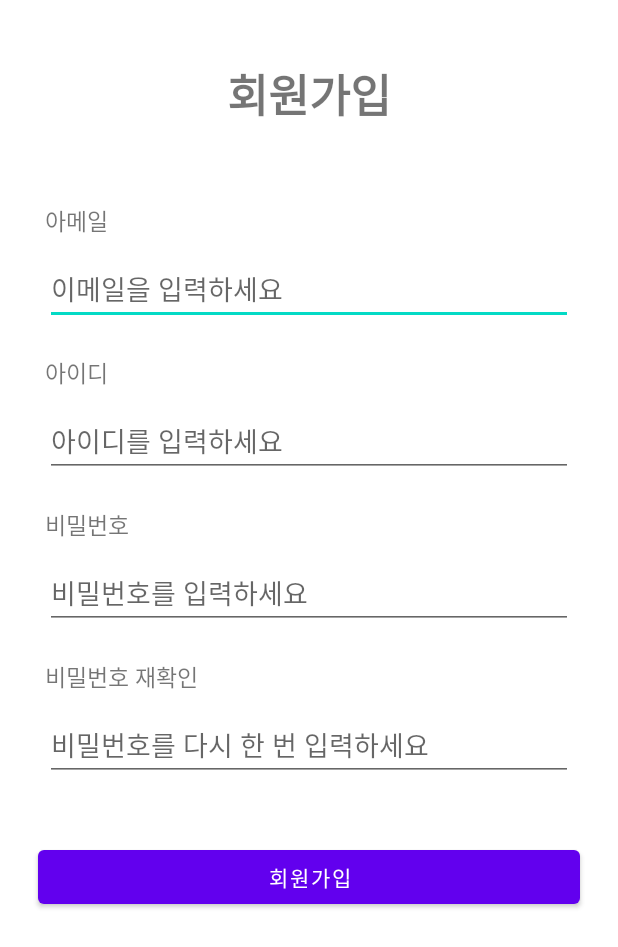
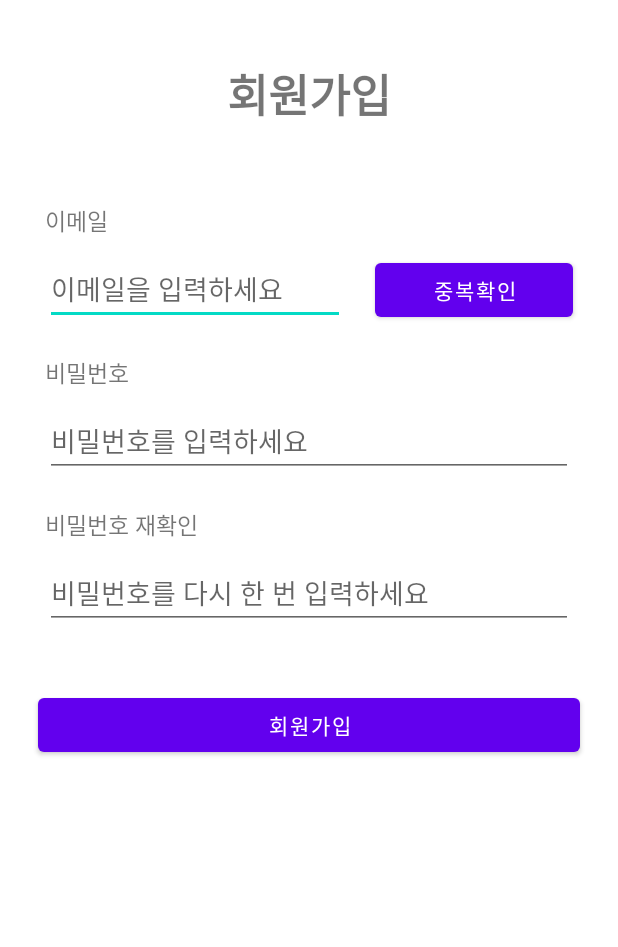
Before and after one commit to qowngus33/Hanium-AI-Pet-Chatbot, an Android app: the JoinActivity screen opened directly, with no data from a screen before it, on a phone screen of 412 x 824 dp. Shown: the top 947 px of the screen. Run offline under Robolectric (Android 15) with nearby library versions, the phone set to English and light mode, and no system bars; our stand-ins replace navigation-ui.

Commit message:
fixed typo, xml layout and added email check button in activity_join.xml file

```diff
--- a/app/src/main/java/com/example/myapplication/ui/pet_select/AddPetActivity.java
+++ b/app/src/main/java/com/example/myapplication/ui/pet_select/AddPetActivity.java
@@ -3,27 +3,19 @@ package com.example.myapplication.ui.pet_select;
 import android.app.AlertDialog;
 import android.content.DialogInterface;
 import android.content.Intent;
-import android.media.Image;
 import android.os.Bundle;
 import android.view.View;
 import android.widget.Button;
 import android.widget.EditText;
-import android.widget.ImageButton;
 import android.widget.ImageView;
 import android.widget.NumberPicker;
 import android.widget.TextView;
 import android.widget.Toast;
 
 import androidx.appcompat.app.AppCompatActivity;
-import androidx.recyclerview.widget.LinearLayoutManager;
-import androidx.recyclerview.widget.RecyclerView;
 
 import com.example.myapplication.R;
 import com.example.myapplication.ui.mypage.MainActivity;
-import com.example.myapplication.ui.mypage.NewActivity;
-import com.example.myapplication.ui.setting.PetProfileActivity;
-
-import java.util.ArrayList;
 
 public class AddPetActivity extends AppCompatActivity {
 
@@ -134,7 +126,7 @@ public class AddPetActivity extends AppCompatActivity {
         selectDogButton.setOnClickListener(new View.OnClickListener() {
             @Override
             public void onClick(View view) {
-                petprofile.setImageResource(R.drawable.img);
+                petprofile.setImageResource(R.drawable.dog);
             }
         });
     }
--- a/app/src/main/java/com/example/myapplication/ui/pet_select/RecyclerViewAdapter.java
+++ b/app/src/main/java/com/example/myapplication/ui/pet_select/RecyclerViewAdapter.java
@@ -1,19 +1,16 @@
 package com.example.myapplication.ui.pet_select;
 
 import android.content.Context;
-import android.content.Intent;
 import android.view.LayoutInflater;
 import android.view.View;
 import android.view.ViewGroup;
 import android.widget.ImageView;
 import android.widget.TextView;
-import android.widget.Toast;
 
 import androidx.annotation.NonNull;
 import androidx.recyclerview.widget.RecyclerView;
 
 import com.example.myapplication.R;
-import com.example.myapplication.ui.mypage.MainActivity;
 
 import java.util.ArrayList;
 
@@ -85,7 +82,7 @@ public class RecyclerViewAdapter extends RecyclerView.Adapter<RecyclerViewAdapte
         if(item.getImgName()=="cat") // 아이템의 이미지 이름이 cat이면 고양이 사진으로 설정
             holder.imgView_item.setImageResource(R.drawable.cat);
         else
-            holder.imgView_item.setImageResource(R.drawable.img);
+            holder.imgView_item.setImageResource(R.drawable.dog);
 
         holder.txt_main.setText(item.getMainText());
         holder.txt_sub.setText(item.getSubText());
--- a/app/src/main/res/layout/activity_join.xml
+++ b/app/src/main/res/layout/activity_join.xml
@@ -25,63 +25,57 @@
 
         <TextView
             android:id="@+id/emailText"
-            android:layout_below="@+id/signup"
             android:layout_width="wrap_content"
             android:layout_height="wrap_content"
+            android:layout_below="@+id/signup"
             android:layout_marginStart="30dp"
+            android:layout_marginTop="10dp"
             android:layout_marginEnd="30dp"
-            android:layout_marginTop="10dp"
             android:layout_marginBottom="10dp"
             android:gravity="left"
-            android:text="아메일"
+            android:text="이메일"
             android:textSize="15dp" />
+
+        <LinearLayout
+            android:id="@+id/emailLinear"
+            android:layout_width="match_parent"
+            android:layout_height="wrap_content"
+            android:layout_below="@+id/emailText"
+            android:orientation="horizontal">
+            android:layout_below="@+id/signup"
 
             <EditText
                 android:id="@+id/editTextEmail"
-            android:layout_width="match_parent"
-            android:layout_height="wrap_content"
-            android:layout_below="@+id/emailText"
+                android:layout_width="200dp"
+                android:layout_height="match_parent"
                 android:layout_marginStart="30dp"
-            android:layout_marginEnd="30dp"
+                android:layout_marginEnd="10dp"
                 android:layout_marginBottom="10dp"
                 android:ems="10"
                 android:hint="이메일을 입력하세요"
                 android:inputType="textEmailAddress"
                 android:minHeight="48dp" />
-        <TextView
-            android:id="@+id/idText"
-            android:layout_below="@+id/editTextEmail"
+
+            <Button
+                android:id="@+id/button5"
                 android:layout_width="wrap_content"
                 android:layout_height="wrap_content"
-            android:layout_marginStart="30dp"
-            android:layout_marginEnd="30dp"
-            android:layout_marginTop="10dp"
-            android:layout_marginBottom="10dp"
-            android:gravity="left"
-            android:text="아이디"
-            android:textSize="15dp" />
-
-        <EditText
-            android:id="@+id/editTextID"
-            android:layout_width="match_parent"
-            android:layout_height="wrap_content"
-            android:layout_below="@+id/idText"
-            android:layout_marginStart="30dp"
+                android:layout_weight="1"
+                android:layout_marginStart="10dp"
                 android:layout_marginEnd="30dp"
                 android:layout_marginBottom="10dp"
-            android:ems="10"
-            android:hint="아이디를 입력하세요"
-            android:inputType="textEmailAddress"
-            android:minHeight="48dp" />
+                android:text="중복확인" />
+
+        </LinearLayout>
 
         <TextView
             android:id="@+id/passwordText"
-            android:layout_below="@+id/editTextID"
             android:layout_width="wrap_content"
             android:layout_height="wrap_content"
+            android:layout_below="@+id/emailLinear"
             android:layout_marginStart="30dp"
+            android:layout_marginTop="10dp"
             android:layout_marginEnd="30dp"
-            android:layout_marginTop="10dp"
             android:layout_marginBottom="10dp"
             android:gravity="left"
             android:text="비밀번호"
--- a/app/src/main/res/values/strings.xml
+++ b/app/src/main/res/values/strings.xml
@@ -1,5 +1,5 @@
 <resources>
-    <string name="app_name"></string>
+    <string name="app_name">AI Pet</string>
     <!-- Strings related to login -->
     <string name="prompt_email">Email</string>
     <string name="prompt_password">Password</string>
```
Also changed, not shown: app/src/main/res/drawable-xxhdpi/dog.png (renamed from app/src/main/res/drawable-xxhdpi/img.png). Lines whose indentation alone changed are shown as unchanged.
